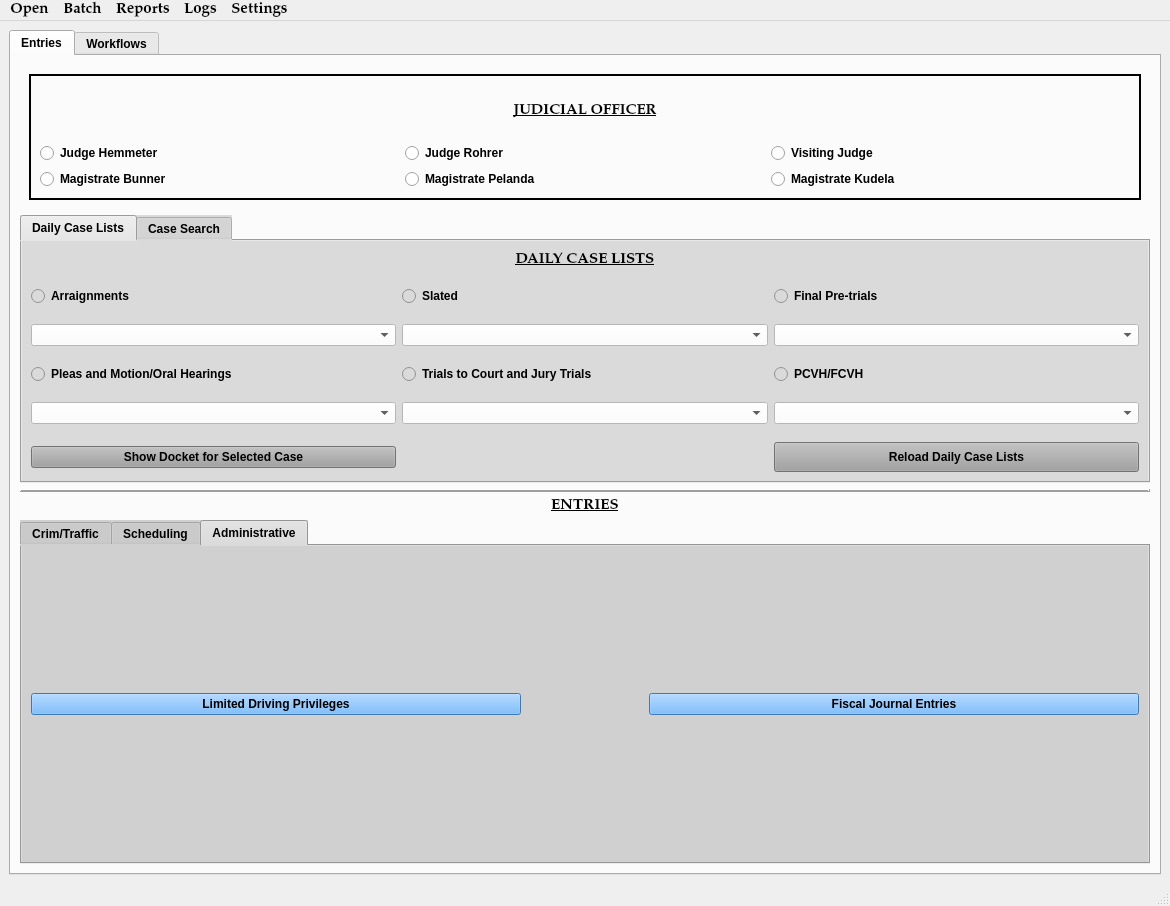
Above: munientry/views/ui/MainWindow.ui from HunterProgram22/MuniEntry before the change. Below: the same form after it.
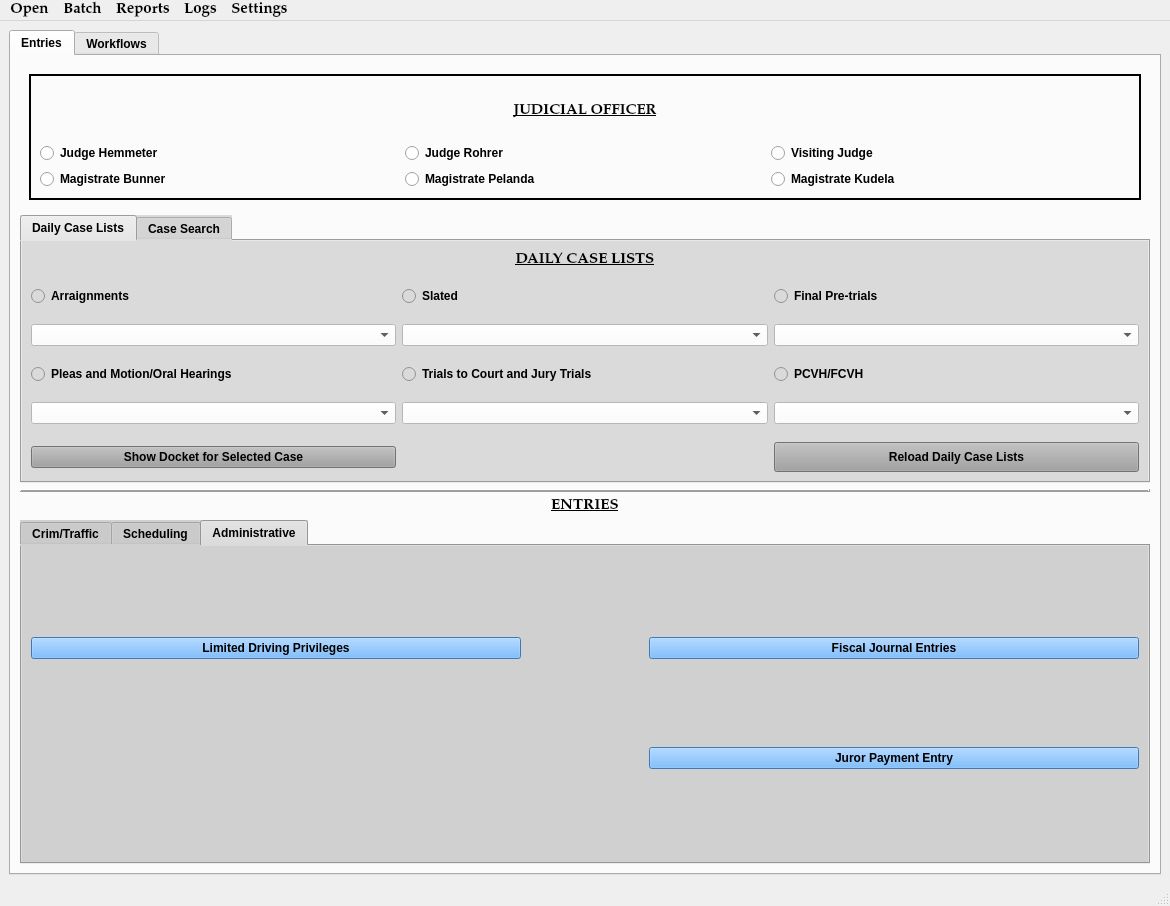
That is the form after the change. The open tabs and pages were chosen to show the change. Custom widgets are drawn as their Qt base class.

Commit message: Added juror payment button to main window.

What changed in the file:
```diff
--- a/munientry/views/ui/MainWindow.ui
+++ b/munientry/views/ui/MainWindow.ui
@@ -1013,6 +1013,16 @@
                 </property>
                </widget>
               </item>
+              <item row="1" column="1">
+               <widget class="QPushButton" name="juror_paymentButton">
+                <property name="styleSheet">
+                 <string notr="true">background-color: rgb(85, 170, 255);</string>
+                </property>
+                <property name="text">
+                 <string>Juror Payment Entry</string>
+                </property>
+               </widget>
+              </item>
              </layout>
             </widget>
            </widget>
```
Left out of the diff: 2 changed lines with no effect on the pictures. The commit also changes 4 other files.
